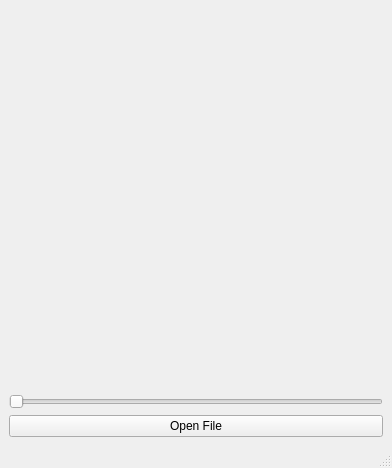
Old version of the form PW-38-3/blurmaker.ui in the repository ApostlShizy/Practical-Work-CPP38.
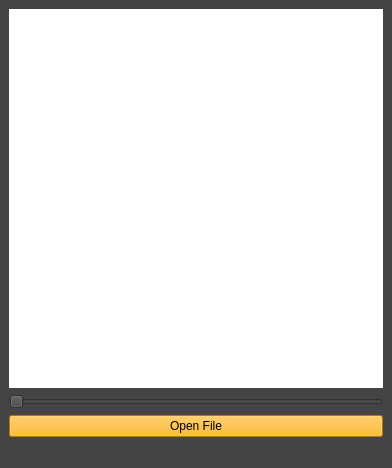
New version of the form.

```diff
--- a/PW-38-3/blurmaker.ui
+++ b/PW-38-3/blurmaker.ui
@@ -13,12 +13,21 @@
   <property name="windowTitle">
    <string>BlurMaker</string>
   </property>
+  <property name="styleSheet">
+   <string notr="true">background-color:rgb(68, 68, 68)</string>
+  </property>
   <widget class="QWidget" name="centralwidget">
+   <property name="styleSheet">
+    <string notr="true"/>
+   </property>
    <layout class="QVBoxLayout" name="verticalLayout_2">
     <item>
      <layout class="QVBoxLayout" name="verticalLayout">
       <item>
        <widget class="QLabel" name="displayPick">
+        <property name="styleSheet">
+         <string notr="true">background-color:rgb(255, 255, 255)</string>
+        </property>
         <property name="text">
          <string/>
         </property>
@@ -33,6 +42,9 @@
       </item>
       <item>
        <widget class="QPushButton" name="openFileButton">
+        <property name="styleSheet">
+         <string notr="true">background-color:rgb(255, 170, 0)</string>
+        </property>
         <property name="text">
          <string>Open File</string>
         </property>
```
